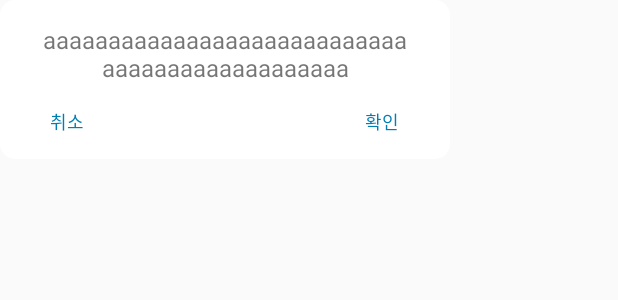
After one commit to sanhee16/AOS-Memo, an Android app built with Jetpack Compose: the layout dialog_type1.xml on its own in the app's theme, with its tools: preview values and no code run, on a phone screen of 412 x 824 dp. The commit adds this screen. Shown: the top 300 px of the screen. Run offline under Robolectric (Android 15) with nearby library versions, the phone set to English and light mode, and no system bars.

Commit message:
delete function
- add memo delete function
- add editMode
- working dialog

```diff
--- a/app/build.gradle
+++ b/app/build.gradle
@@ -39,7 +39,6 @@ dependencies {
 
     def roomVersion = "2.3.0"
     coreLibraryDesugaring 'com.android.tools:desugar_jdk_libs:1.0.10'
-
     implementation("androidx.room:room-runtime:$roomVersion")
     annotationProcessor("androidx.room:room-compiler:$roomVersion")
 
--- a/app/src/main/java/com/example/mvvmpattern/dao/MemoDao.kt
+++ b/app/src/main/java/com/example/mvvmpattern/dao/MemoDao.kt
@@ -30,6 +30,9 @@ interface MemoDao {
     @Delete
     fun delete(todo: Memo)
 
+    @Query("DELETE FROM Memo WHERE id = :id")
+    fun deleteFromId(id: Int)
+
     @Query("SELECT * FROM Memo WHERE id = :id")
     fun getItem(id: Int) : Memo
 }
--- a/app/src/main/java/com/example/mvvmpattern/repository/MemoRepository.kt
+++ b/app/src/main/java/com/example/mvvmpattern/repository/MemoRepository.kt
@@ -39,4 +39,8 @@ class MemoRepository(application: Application) {
     fun getItem(id: Int) : Memo {
         return memoDao.getItem(id)
     }
+
+    fun deleteFromId(id: Int){
+        return memoDao.deleteFromId(id)
+    }
 }
--- /dev/null
+++ b/app/src/main/res/drawable/dialog_background.xml
@@ -0,0 +1,14 @@
+<?xml version="1.0" encoding="utf-8"?>
+<layer-list xmlns:android="http://schemas.android.com/apk/res/android"
+    android:layout_width="wrap_content"
+    android:layout_height="wrap_content">
+    <item>
+        <shape android:shape="rectangle">
+            <corners android:radius="10dp" />
+            <solid android:color="#fff" />
+            <stroke
+                android:width="0dp"
+                android:color="#ff0000" />
+        </shape>
+    </item>
+</layer-list>
--- /dev/null
+++ b/app/src/main/res/layout/dialog_type1.xml
@@ -0,0 +1,65 @@
+<?xml version="1.0" encoding="utf-8"?>
+<layout xmlns:android="http://schemas.android.com/apk/res/android"
+    xmlns:app="http://schemas.android.com/apk/res-auto"
+    xmlns:tools="http://schemas.android.com/tools">
+
+    <data>
+
+        <variable
+            name="dialog"
+            type="com.example.mvvmpattern.util.DialogType1" />
+
+    </data>
+
+    <androidx.constraintlayout.widget.ConstraintLayout
+        android:layout_width="300dp"
+        android:layout_height="wrap_content"
+        android:background="@drawable/dialog_background">
+
+        <TextView
+            android:id="@+id/text_message"
+            android:layout_width="wrap_content"
+            android:layout_height="wrap_content"
+            android:layout_marginLeft="10dp"
+            android:layout_marginTop="15dp"
+            android:layout_marginRight="10dp"
+            android:gravity="center"
+            android:maxWidth="250dp"
+            android:textSize="@dimen/dialog_message_text_size"
+            app:layout_constraintEnd_toEndOf="parent"
+            app:layout_constraintStart_toStartOf="parent"
+            app:layout_constraintTop_toTopOf="parent"
+            tools:text="aaaaaaaaaaaaaaaaaaaaaaaaaaaaaaaaaaaaaaaaaaaaaaa" />
+
+        <TextView
+            android:id="@+id/btn_cancel"
+            android:layout_width="@dimen/dialog_width"
+            android:layout_height="@dimen/dialog_height"
+            android:layout_marginLeft="10dp"
+            android:layout_marginTop="10dp"
+            android:layout_marginBottom="10dp"
+            android:gravity="center"
+            android:onClick="@{()->dialog.onClickCancel()}"
+            android:text="취소"
+            android:textColor="@color/purple_700"
+            android:textSize="@dimen/dialog_btn_text_size"
+            app:layout_constraintBottom_toBottomOf="parent"
+            app:layout_constraintStart_toStartOf="parent"
+            app:layout_constraintTop_toBottomOf="@+id/text_message" />
+
+        <TextView
+            android:id="@+id/btn_confirm"
+            android:layout_width="@dimen/dialog_width"
+            android:layout_height="@dimen/dialog_height"
+            android:layout_marginTop="10dp"
+            android:layout_marginRight="10dp"
+            android:layout_marginBottom="10dp"
+            android:gravity="center"
+            android:text="확인"
+            android:textColor="@color/purple_700"
+            android:textSize="@dimen/dialog_btn_text_size"
+            app:layout_constraintBottom_toBottomOf="parent"
+            app:layout_constraintEnd_toEndOf="parent"
+            app:layout_constraintTop_toBottomOf="@+id/text_message" />
+    </androidx.constraintlayout.widget.ConstraintLayout>
+</layout>
--- a/app/src/main/res/values/dimens.xml
+++ b/app/src/main/res/values/dimens.xml
@@ -1,4 +1,8 @@
 <?xml version="1.0" encoding="utf-8"?>
 <resources>
     <dimen name="button_size">30dp</dimen>
+    <dimen name="dialog_width">70dp</dimen>
+    <dimen name="dialog_height">30dp</dimen>
+    <dimen name="dialog_btn_text_size">12dp</dimen>
+    <dimen name="dialog_message_text_size">16dp</dimen>
 </resources>
```
Also changed, not shown: app/src/main/java/com/example/mvvmpattern/BaseActivity.kt (+19 -3 lines), app/src/main/java/com/example/mvvmpattern/adapter/MemoListAdapter.kt (+51 -11 lines), app/src/main/java/com/example/mvvmpattern/util/DialogType1.kt (added, +35 -0 lines), app/src/main/java/com/example/mvvmpattern/view/MemoActivity.kt (+31 -4 lines), app/src/main/java/com/example/mvvmpattern/viewmodel/BaseViewModel.kt (+8 -0 lines), app/src/main/java/com/example/mvvmpattern/viewmodel/MemoActivityViewModel.kt (+29 -9 lines), app/src/main/res/drawable/circle_progress.xml (added, +24 -0 lines), app/src/main/res/layout/activity_memo.xml (+45 -2 lines), app/src/main/res/layout/activity_memo_edit_page.xml (+14 -0 lines).
